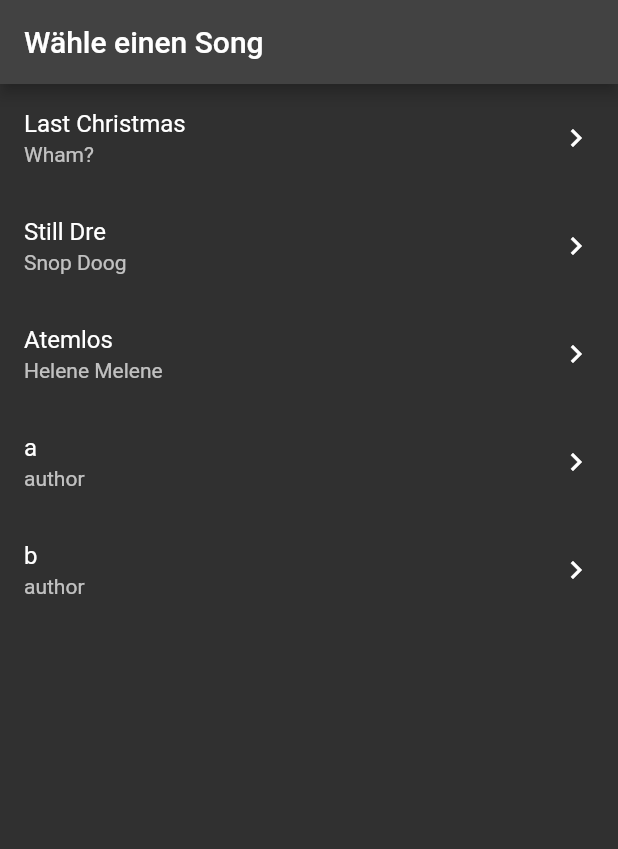
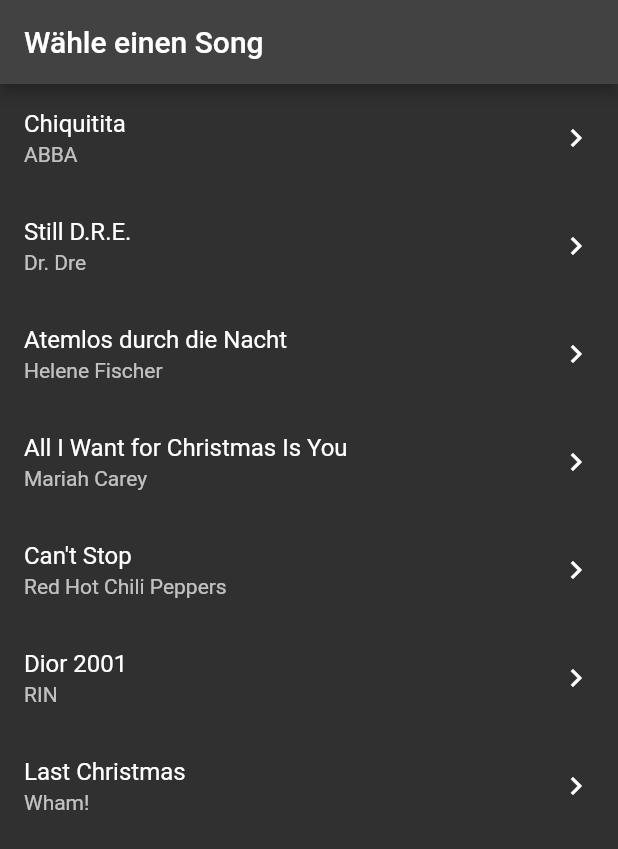
Before and after one commit to Voakie/headbang, a Flutter app: the screen it shows after launch, on a phone screen of 412 x 824 dp. Shown: the top 849 px of the screen. Run offline on Flutter 3.47's test engine with Material 2 defaults, Android fonts, the phone set to English and light mode, and no system bars; our stand-ins replace just_audio.

Commit message:
Implement song player

```diff
--- a/lib/model/song_player.dart
+++ b/lib/model/song_player.dart
@@ -1,5 +1,7 @@
 import 'package:headbang/model/song.dart';
 import 'package:just_audio/just_audio.dart';
+
+final songPlayer = SongPlayer();
 
 class SongPlayer {
   final AudioPlayer _player = AudioPlayer();
@@ -7,7 +9,8 @@ class SongPlayer {
 
   Future<void> playSong(Song song) async {
     _song = song;
-    await _player.setUrl(song.source);
+
+    await _player.setAsset(song.source);
     await _player.play();
   }
 
@@ -19,6 +22,10 @@ class SongPlayer {
     }
   }
 
+  Future<void> stop() async {
+    await _player.stop();
+  }
+
   bool get playing => _player.playing;
   Song? get song => _song;
 }
--- a/lib/views/song_list_view.dart
+++ b/lib/views/song_list_view.dart
@@ -5,22 +5,58 @@ import 'package:headbang/views/song_player_view.dart';
 
 class SongListView extends StatelessWidget {
   final List<Song> song = [
-    Song(name: "Last Christmas", author: "Wham?", bpm: 0, source: "lol"),
-    Song(name: "Still Dre", author: "Snop Doog", bpm: 0, source: "lol"),
-    Song(name: "Atemlos", author: "Helene Melene", bpm: 0, source: "lol"),
-    Song(name: "a", author: "author", bpm: 0, source: "lol"),
-    Song(name: "b", author: "author", bpm: 0, source: "lol")
+    Song(
+        name: "Chiquitita",
+        author: "ABBA",
+        bpm: 0,
+        source: "assets/songs/ABBA - Chiquitita-converted.mp3"),
+    Song(
+        name: "Still D.R.E.",
+        author: "Dr. Dre",
+        bpm: 0,
+        source:
+            "assets/songs/Dr. Dre, Snoop Dogg - Still D.R.E.-converted.mp3"),
+    Song(
+        name: "Atemlos durch die Nacht",
+        author: "Helene Fischer",
+        bpm: 0,
+        source:
+            "assets/songs/Helene Fischer - Atemlos durch die Nacht-converted.mp3"),
+    Song(
+        name: "All I Want for Christmas Is You",
+        author: "Mariah Carey",
+        bpm: 0,
+        source:
+            "assets/songs/Mariah Carey - All I Want for Christmas Is You-converted.mp3"),
+    Song(
+        name: "Can't Stop",
+        author: "Red Hot Chili Peppers",
+        bpm: 0,
+        source:
+            "assets/songs/Red Hot Chili Peppers - Can't Stop-converted.mp3"),
+    Song(
+        name: "Dior 2001",
+        author: "RIN",
+        bpm: 0,
+        source: "assets/songs/RIN - Dior 2001-converted.mp3"),
+    Song(
+        name: "Last Christmas",
+        author: "Wham!",
+        bpm: 0,
+        source:
+            "assets/songs/Wham! - Last Christmas - Remastered-converted.mp3"),
   ];
 
   @override
   Widget build(BuildContext context) {
     return Scaffold(
-        body: ListView.builder(
-          itemCount: song.length,
-          itemBuilder: ((context, index) {
-            return SongListEntry(song: song[index]);
-          }),
-        ));
+      body: ListView.builder(
+        itemCount: song.length,
+        itemBuilder: ((context, index) {
+          return SongListEntry(song: song[index]);
+        }),
+      ),
+    );
   }
 }
 
@@ -31,8 +67,7 @@ class SongListEntry extends StatelessWidget {
 
   void playSong(BuildContext context) {
     Navigator.of(context).push(
-        MaterialPageRoute(builder: (context) => SongPlayerView())
-    );
+        MaterialPageRoute(builder: (context) => SongPlayerView(song: song)));
   }
 
   @override
```
Also changed, not shown: lib/views/song_player_view.dart (+62 -3 lines), pubspec.yaml (+2 -5 lines).
